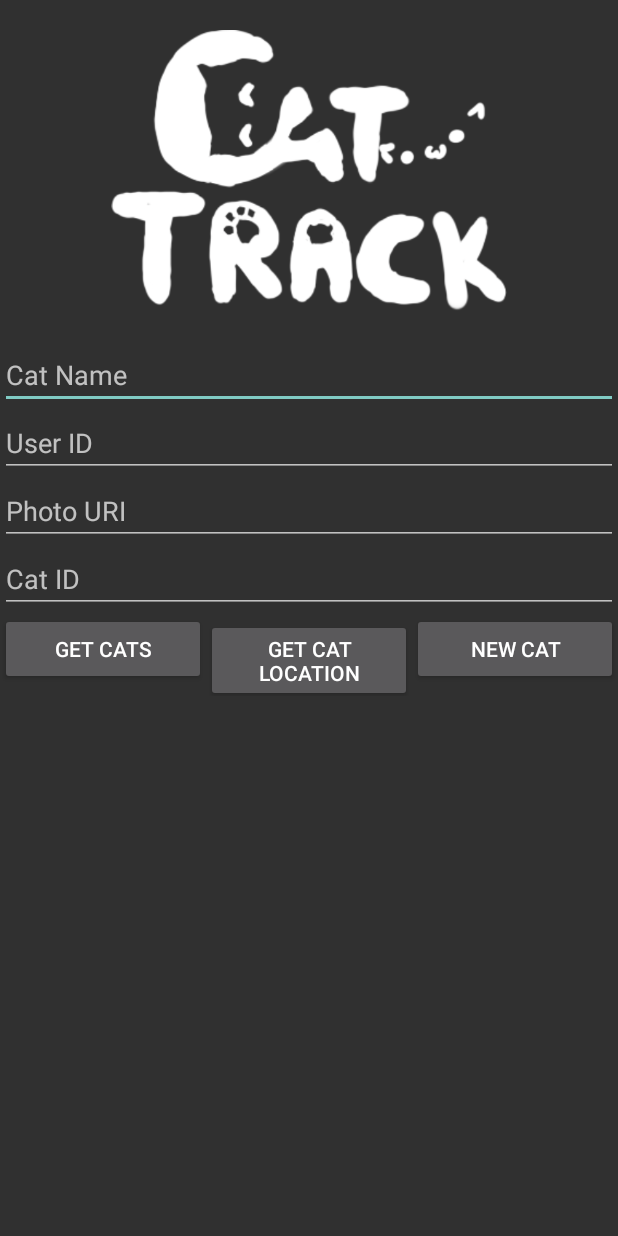
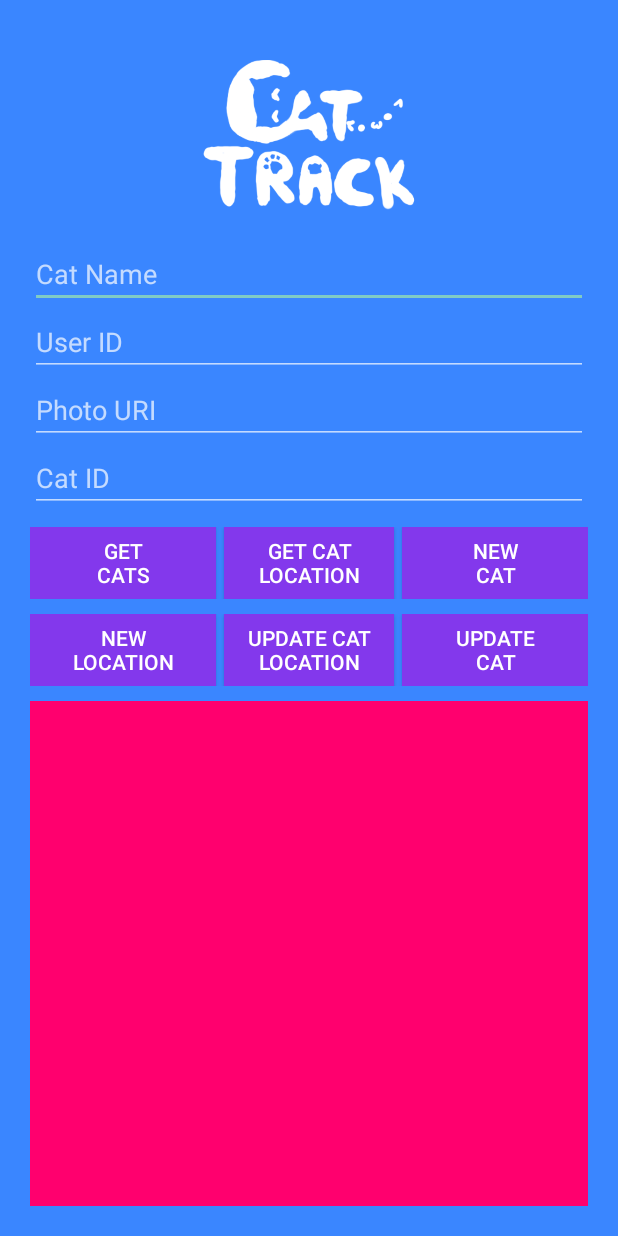
Before and after one commit to CatTrack/Android-Front-End, an Android app: the screen it shows after launch (MainActivity), on a phone screen of 412 x 824 dp. Run offline under Robolectric (Android 15) with nearby library versions, the phone set to English and light mode, and no system bars; libraries missing offline, so code that uses them is left out: com.github.kittinunf.fuel.

Commit message:
Add functionality to first two buttons, as well as buttons for three other functions

```diff
--- a/JSONTest/app/src/main/java/com/thinkengineer/utc/catrack/MainActivity.kt
+++ b/JSONTest/app/src/main/java/com/thinkengineer/utc/catrack/MainActivity.kt
@@ -7,6 +7,7 @@ import com.github.kittinunf.fuel.core.FuelManager
 import kotlinx.android.synthetic.main.activity_main.*
 import kotlinx.serialization.Serializable
 import kotlinx.serialization.json.JSON
+import java.nio.charset.Charset
 
 
 @Serializable
@@ -15,6 +16,8 @@ data class Data(var userID: String="", var catName: String="", var photoURI: Str
 @Serializable
 data class Cats(var cats: List<String>)
 
+@Serializable
+data class DocumentID(var documentid: String, var success: Boolean, var responsecode: Int)
 
 class MainActivity : AppCompatActivity() {
 
@@ -43,9 +46,11 @@ class MainActivity : AppCompatActivity() {
         System.out.println(JSON.stringify(catData))
         FuelManager.instance.baseHeaders = mapOf("Content-Type" to "application/json")
         Fuel.post("https://us-central1-te-cattrack.cloudfunctions.net/newCat").body(JSON.stringify(catData)).response { request, response, result ->
-            System.out.println(request)
-            System.out.println(response)
-            System.out.println(result)
+            var rawString = response.data.toString(Charset.defaultCharset())
+            rawString = rawString.replace(" ", "")
+            rawString = rawString.toLowerCase()
+            var dataObject = JSON.parse<DocumentID>(rawString)
+            responseOutput.text = dataObject.documentid
         }
     }
 
@@ -56,7 +61,6 @@ class MainActivity : AppCompatActivity() {
         System.out.println(JSON.stringify(catData))
         FuelManager.instance.baseHeaders = mapOf("Content-Type" to "application/json")
         Fuel.get("https://us-central1-te-cattrack.cloudfunctions.net/getCats", listOf("userID" to catData.userID )).responseString { request, response, result ->
-            System.out.println(result)
             result.fold({ cats ->
                 System.out.println(cats)
                 /* Give object name so it matches Data class */
@@ -82,8 +86,7 @@ class MainActivity : AppCompatActivity() {
         System.out.println(JSON.stringify(catData))
         FuelManager.instance.baseHeaders = mapOf("Content-Type" to "application/json")
         Fuel.get("https://us-central1-te-cattrack.cloudfunctions.net/getCatLocation").body(JSON.stringify(catData)).response { request, response, result ->
-            System.out.println(request)
-            System.out.println(response)
-            System.out.println(result)
+            System.out.println(result.toString())
+
         }
 }}
--- a/JSONTest/app/src/main/res/layout/activity_main.xml
+++ b/JSONTest/app/src/main/res/layout/activity_main.xml
@@ -4,6 +4,7 @@
     xmlns:tools="http://schemas.android.com/tools"
     android:layout_width="match_parent"
     android:layout_height="match_parent"
+    android:background="@color/colorPrimary"
     tools:context=".MainActivity">
 
     <LinearLayout
@@ -12,10 +13,13 @@
         android:layout_height="0dp"
         android:gravity="top"
         android:orientation="vertical"
+        android:padding="20dp"
         app:layout_constraintBottom_toBottomOf="parent"
         app:layout_constraintEnd_toEndOf="parent"
+        app:layout_constraintHorizontal_bias="0.0"
         app:layout_constraintStart_toStartOf="parent"
-        app:layout_constraintTop_toTopOf="parent">
+        app:layout_constraintTop_toTopOf="parent"
+        app:layout_constraintVertical_bias="0.0">
 
         <Space
             android:layout_width="match_parent"
@@ -24,7 +28,7 @@
         <ImageView
             android:id="@+id/logo"
             android:layout_width="match_parent"
-            android:layout_height="187dp"
+            android:layout_height="100dp"
             android:contentDescription="Logo"
             app:srcCompat="@drawable/logo"
             tools:layout_editor_absoluteY="163dp" />
@@ -69,6 +73,10 @@
             android:hint="Cat ID"
             android:inputType="textPersonName" />
 
+        <Space
+            android:layout_width="match_parent"
+            android:layout_height="10dp" />
+
         <LinearLayout
             android:layout_width="match_parent"
             android:layout_height="wrap_content"
@@ -80,7 +88,8 @@
                 android:layout_width="match_parent"
                 android:layout_height="wrap_content"
                 android:layout_weight="1"
-                android:text="Get Cats"
+                android:background="@color/colorPrimaryDark"
+                android:text="Get\nCats"
                 tools:layout_editor_absoluteX="148dp"
                 tools:layout_editor_absoluteY="414dp" />
 
@@ -88,8 +97,11 @@
                 android:id="@+id/getCatLocation_Button"
                 android:layout_width="match_parent"
                 android:layout_height="wrap_content"
+                android:layout_marginLeft="5dp"
+                android:layout_marginRight="5dp"
                 android:layout_weight="1"
-                android:text="Get Cat Location"
+                android:background="@color/colorPrimaryDark"
+                android:text="Get Cat\nLocation"
                 tools:layout_editor_absoluteX="148dp"
                 tools:layout_editor_absoluteY="414dp" />
 
@@ -98,22 +110,73 @@
                 android:layout_width="match_parent"
                 android:layout_height="wrap_content"
                 android:layout_weight="1"
-                android:text="New Cat"
+                android:background="@color/colorPrimaryDark"
+                android:text="New\nCat"
                 tools:layout_editor_absoluteX="148dp"
                 tools:layout_editor_absoluteY="414dp" />
 
         </LinearLayout>
 
+        <Space
+            android:layout_width="match_parent"
+            android:layout_height="10dp" />
+
+        <LinearLayout
+            android:layout_width="match_parent"
+            android:layout_height="wrap_content"
+            android:gravity="top"
+            android:orientation="horizontal">
+
+            <Button
+                android:id="@+id/newLocation_Button"
+                android:layout_width="match_parent"
+                android:layout_height="wrap_content"
+                android:layout_weight="1"
+                android:background="@color/colorPrimaryDark"
+                android:text="New\nLocation"
+                tools:layout_editor_absoluteX="148dp"
+                tools:layout_editor_absoluteY="414dp" />
+
+            <Button
+                android:id="@+id/updateCatLocation_Button"
+                android:layout_width="match_parent"
+                android:layout_height="wrap_content"
+                android:layout_marginLeft="5dp"
+                android:layout_marginRight="5dp"
+                android:layout_weight="1"
+                android:background="@color/colorPrimaryDark"
+                android:text="Update Cat\nLocation"
+                tools:layout_editor_absoluteX="148dp"
+                tools:layout_editor_absoluteY="414dp" />
+
+            <Button
+                android:id="@+id/updateCat_Button"
+                android:layout_width="match_parent"
+                android:layout_height="wrap_content"
+                android:layout_weight="1"
+                android:background="@color/colorPrimaryDark"
+                android:text="Update\nCat"
+                tools:layout_editor_absoluteX="148dp"
+                tools:layout_editor_absoluteY="414dp" />
+
+        </LinearLayout>
+
+        <Space
+            android:layout_width="match_parent"
+            android:layout_height="10dp" />
+
         <ScrollView
             android:layout_width="match_parent"
             android:layout_height="wrap_content"
-            android:layout_weight="1">
+            android:layout_weight="1"
+            android:background="@color/colorAccent">
 
             <TextView
                 android:id="@+id/responseOutput"
                 android:layout_width="match_parent"
-                android:layout_height="wrap_content"
-                android:textAlignment="center" />
+                android:layout_height="match_parent"
+                android:textAlignment="center"
+                android:textSize="18sp" />
         </ScrollView>
 
     </LinearLayout>
--- a/JSONTest/app/src/main/res/values/colors.xml
+++ b/JSONTest/app/src/main/res/values/colors.xml
@@ -1,6 +1,6 @@
 <?xml version="1.0" encoding="utf-8"?>
 <resources>
-    <color name="colorPrimary">#3F51B5</color>
-    <color name="colorPrimaryDark">#303F9F</color>
-    <color name="colorAccent">#FF4081</color>
+    <color name="colorPrimary">#3a86ff</color>
+    <color name="colorPrimaryDark">#8338ec</color>
+    <color name="colorAccent">#ff006e</color>
 </resources>
```
